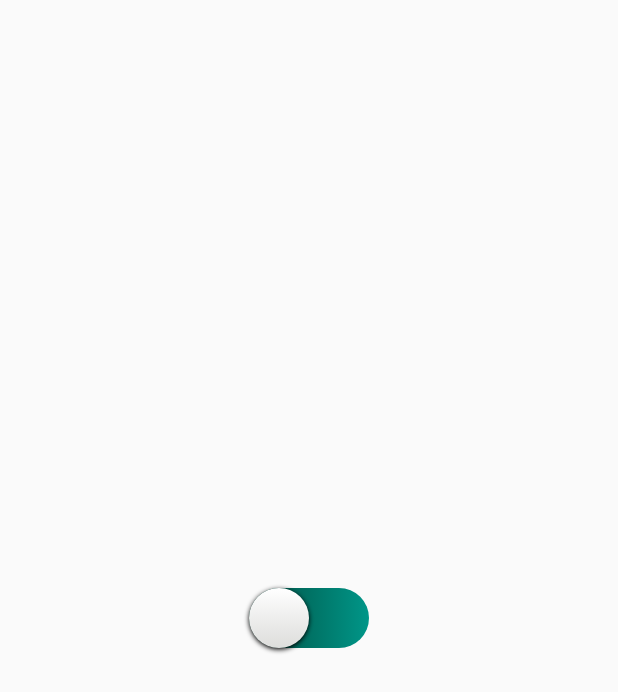
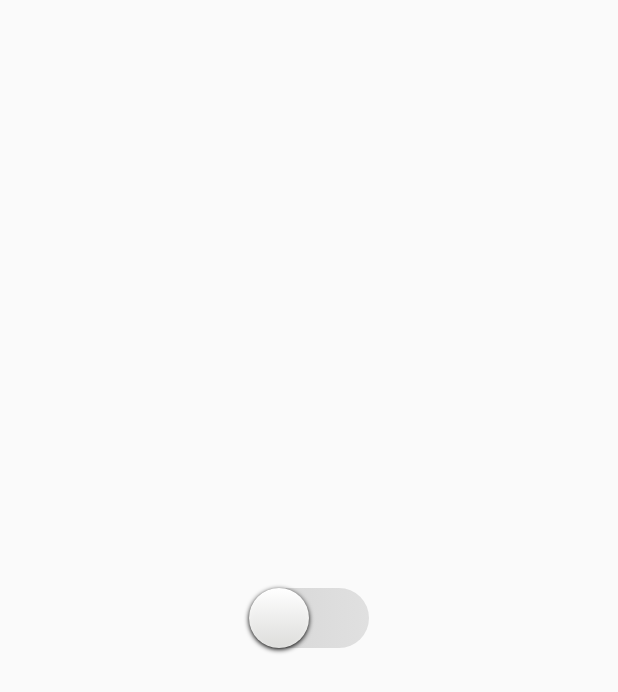
Before and after one commit to nirmal-mazhuvanpilly/flutter_animations, a Flutter app: the screen it shows after launch, on a phone screen of 412 x 824 dp. Shown: the top 692 px of the screen. Run offline on Flutter 3.47's test engine with Material 2 defaults, Android fonts, the phone set to English and light mode, and no system bars.

Commit message:
Animated Align with Animated Container

```diff
--- a/lib/animated_align_view.dart
+++ b/lib/animated_align_view.dart
@@ -20,12 +20,16 @@ class _AnimatedAlignViewState extends State<AnimatedAlignView> {
             children: [
               Align(
                 alignment: Alignment.center,
-                child: Container(
+                //Animated Container Example
+                child: AnimatedContainer(
+                  duration: const Duration(milliseconds: 100),
                   height: 40,
                   width: 80,
                   decoration: BoxDecoration(
-                      gradient: const LinearGradient(
-                          colors: [Color(0xFF004D40), Color(0xFF009688)]),
+                      gradient: LinearGradient(
+                          colors: _selected
+                              ? const [Color(0xFF004D40), Color(0xFF009688)]
+                              : const [Color(0xFFD6D6D6), Color(0xFFE0E0E0)]),
                       borderRadius: BorderRadius.circular(50)),
                 ),
               ),
```
